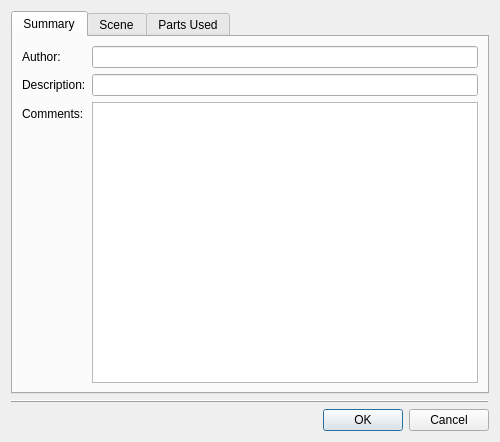
Old version of the form lclib/qt/lc_qpropertiesdialog.ui in the repository trevorsandy/lpub3d-ci.
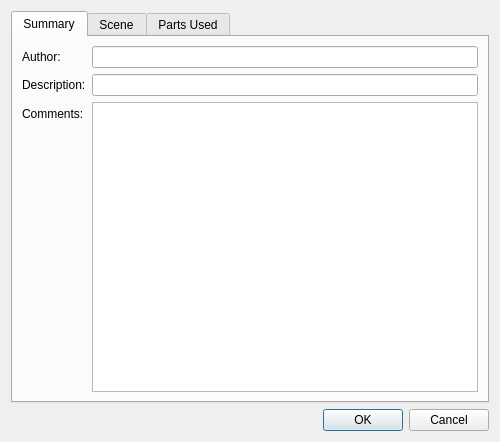
New version of the form.

```diff
--- a/lclib/qt/lc_qpropertiesdialog.ui
+++ b/lclib/qt/lc_qpropertiesdialog.ui
@@ -233,16 +233,6 @@
      </widget>
     </widget>
    </item>
-   <item>
-    <widget class="QFrame" name="frame">
-     <property name="frameShape">
-      <enum>QFrame::HLine</enum>
-     </property>
-     <property name="frameShadow">
-      <enum>QFrame::Raised</enum>
-     </property>
-    </widget>
-   </item>
    <item>
     <widget class="QDialogButtonBox" name="buttonBox">
      <property name="orientation">
```
